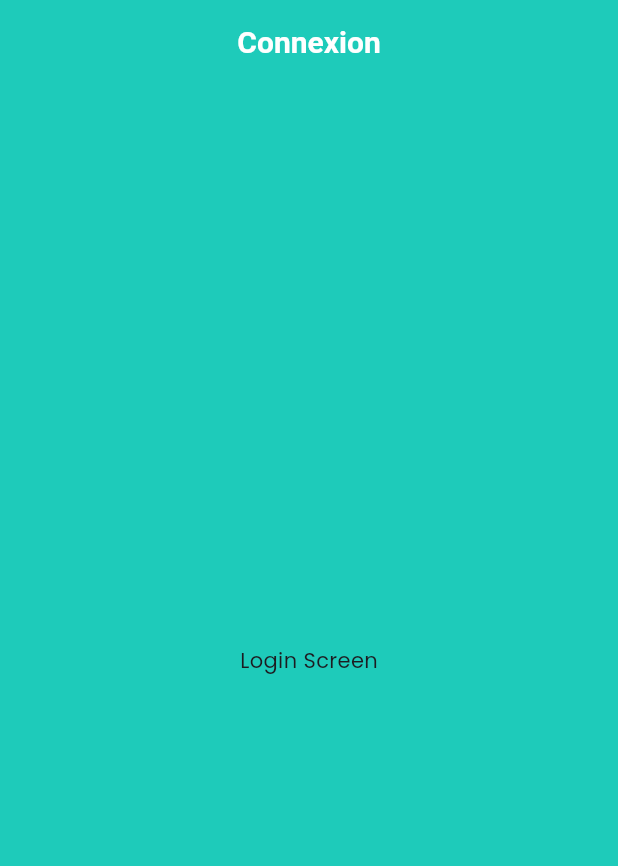
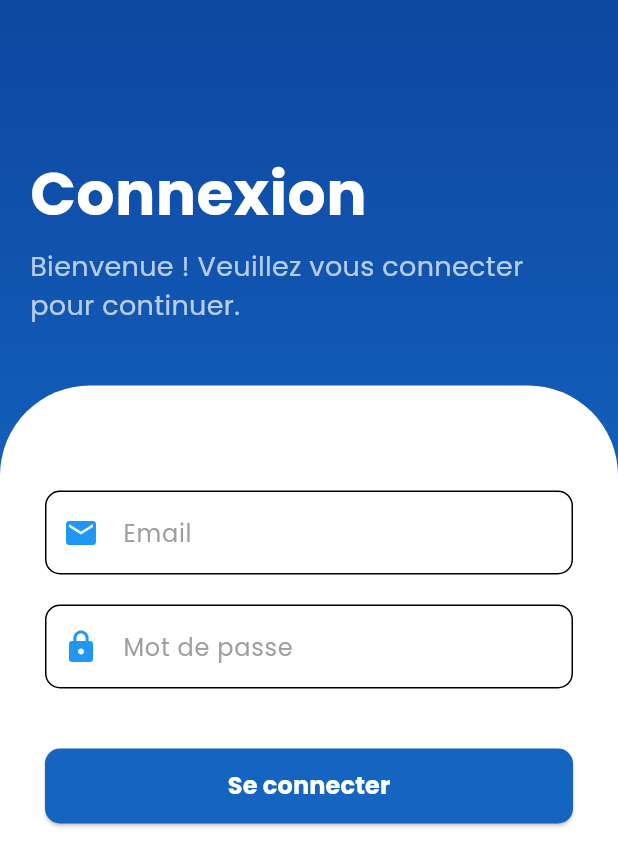
Before and after one commit to morycoulibaly/FlutChatSend, a Flutter app: the screen it shows after launch, on a phone screen of 412 x 824 dp. Shown: the top 866 px of the screen. Run offline on Flutter 3.47's test engine with Material 3 defaults, Android fonts, the phone set to English and light mode, and no system bars; our stand-ins replace cloud_firestore, firebase_auth, firebase_core, google_fonts; accounts and stored records are empty.

Commit message:
Création du formulaire de connexion et d'inscription

```diff
--- a/flutchatsend/lib/main.dart
+++ b/flutchatsend/lib/main.dart
@@ -1,4 +1,5 @@
 import 'package:firebase_core/firebase_core.dart';
+import 'package:flutchatsend/views/auth/register_screen.dart';
 import 'package:flutter/material.dart';
 import 'firebase_options.dart';
 import 'constants/app_theme.dart';
--- a/flutchatsend/lib/views/auth/login_screen.dart
+++ b/flutchatsend/lib/views/auth/login_screen.dart
@@ -6,8 +6,112 @@ class LoginScreen extends StatelessWidget {
   @override
   Widget build(BuildContext context) {
     return Scaffold(
-      appBar: AppBar(title: const Text('Connexion')),
-      body: const Center(child: Text('Login Screen')),
+      body: Container(
+        width: double.infinity,
+        decoration: const BoxDecoration(
+          gradient: LinearGradient(
+            begin: Alignment.topCenter,
+            end: Alignment.bottomCenter,
+            colors: [
+              Color(0xFF0D47A1), // Équivalent de Colors.blue[900] sans risque de null
+              Color(0xFF1565C0), // Équivalent de Colors.blue[800]
+              Color(0xFF42A5F5), // Équivalent de Colors.blue[400]
+            ],
+          ),
+        ),
+        child: Column(
+          crossAxisAlignment: CrossAxisAlignment.start,
+          children: [
+            const SizedBox(height: 80),
+            Padding(
+              padding: const EdgeInsets.all(20),
+              child: Column(
+                crossAxisAlignment: CrossAxisAlignment.start, // Aligne les deux textes à gauche
+                children: const [
+                  Text(
+                    "Connexion",
+                    style: TextStyle(color: Colors.white, fontSize: 40, fontWeight: FontWeight.bold),
+                  ),
+                  SizedBox(height: 8), // Espace entre le titre et le sous-titre
+                  Text(
+                    "Bienvenue ! Veuillez vous connecter pour continuer.",
+                    style: TextStyle(color: Colors.white70, fontSize: 18), // Blanc légèrement transparent
+                  ),
+                ],
+              ),
+            ),
+            const SizedBox(height: 20),
+            // Conteneur blanc pour le formulaire
+            Expanded(
+              child: Container(
+                decoration: const BoxDecoration(
+                  color: Colors.white,
+                  borderRadius: BorderRadius.only(
+                    topLeft: Radius.circular(60),
+                    topRight: Radius.circular(60),
+                  ),
+                ),
+                child: Padding(
+                  padding: const EdgeInsets.all(30),
+                  child: SingleChildScrollView( // Évite les erreurs d'overflow avec le clavier
+                    child: Column(
+                      children: [
+                        const SizedBox(height: 40),
+                        // Champ Email
+                        TextField(
+                          keyboardType: TextInputType.emailAddress,
+                          decoration: InputDecoration(
+                            hintText: "Email",
+                            hintStyle: const TextStyle(color: Colors.grey),
+                            prefixIcon: const Icon(Icons.email, color: Colors.blue),
+                            border: OutlineInputBorder(
+                              borderRadius: BorderRadius.circular(10),
+                            ),
+                          ),
+                        ),
+                        const SizedBox(height: 20),
+                        // Champ Mot de passe
+                        TextField(
+                          obscureText: true,
+                          decoration: InputDecoration(
+                            hintText: "Mot de passe",
+                            hintStyle: const TextStyle(color: Colors.grey),
+                            prefixIcon: const Icon(Icons.lock, color: Colors.blue),
+                            border: OutlineInputBorder(
+                              borderRadius: BorderRadius.circular(10),
+                            ),
+                          ),
+                        ),
+                        const SizedBox(height: 40),
+                        // Bouton de connexion
+                        SizedBox(
+                          width: double.infinity,
+                          height: 50,
+                          child: ElevatedButton(
+                            onPressed: () {
+                              // Action de connexion ici
+                            },
+                            style: ElevatedButton.styleFrom(
+                              backgroundColor: Colors.blue[800],
+                              shape: RoundedRectangleBorder(
+                                borderRadius: BorderRadius.circular(10),
+                              ),
+                            ),
+                            child: const Text(
+                              "Se connecter",
+                              style: TextStyle(color: Colors.white, fontSize: 16, fontWeight: FontWeight.bold),
+                            ),
+                          ),
+                        ),
+                      ],
+                    ),
+                  ),
+                ),
+              ),
+            ),
+          ],
+        ),
+      ),
     );
   }
 }
```
